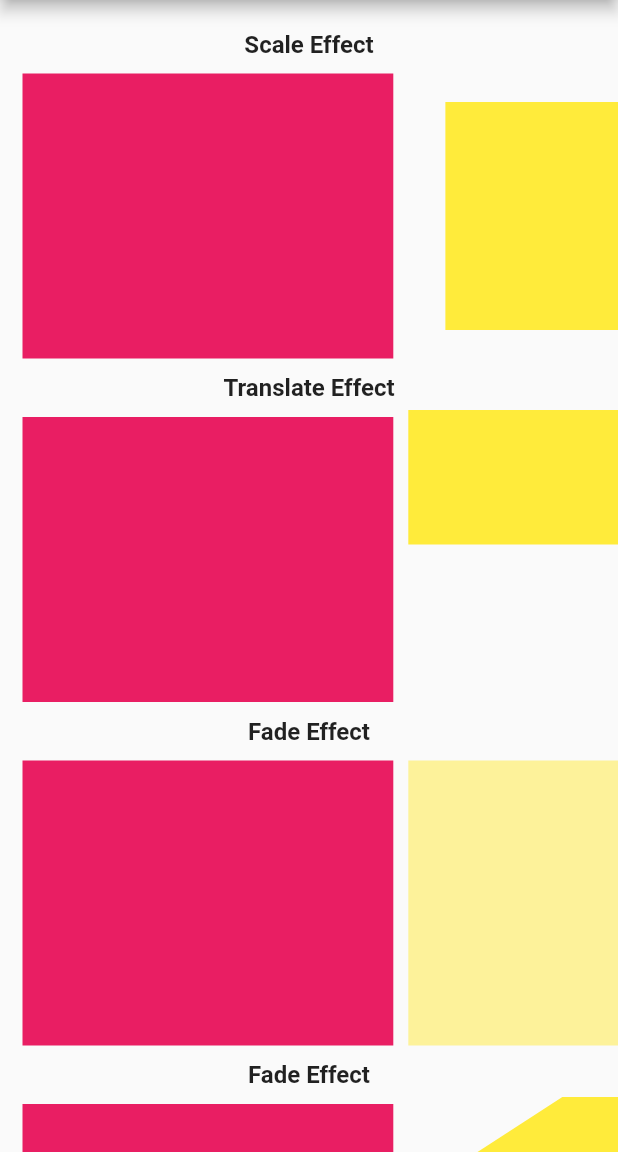
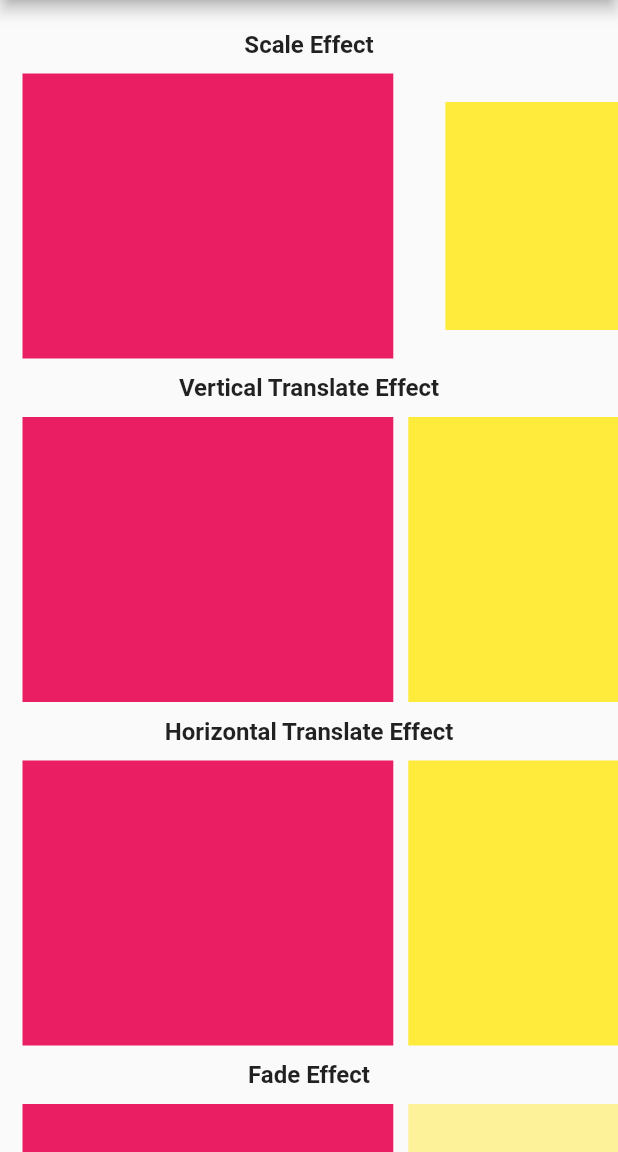
Before and after one commit to Conezi/animated_item, a Flutter app: the screen it shows after launch, after a tap on "Animated Item", on a phone screen of 412 x 824 dp, the part 84-1236 px from its top. Run offline on Flutter 3.47's test engine with Material 2 defaults, Android fonts, the light colour scheme and no system bars; our stand-ins replace plugin_platform_interface; missing offline and left inert: dart:html.

Commit message:
Modified translate_effect.dart

```diff
--- a/example/lib/main.dart
+++ b/example/lib/main.dart
@@ -17,8 +17,7 @@ class MyApp extends StatelessWidget {
             appBar: AppBar(
               title: const Text('AnimatedItem example app'),
             ),
-            body: Builder(
-              builder: (context) {
+            body: Builder(builder: (context) {
               return Center(
                 child: Column(
                   mainAxisAlignment: MainAxisAlignment.center,
@@ -39,7 +38,6 @@ class MyApp extends StatelessWidget {
                   ],
                 ),
               );
-              }
-            )));
+            })));
   }
 }
--- a/example/lib/src/animated_item_example.dart
+++ b/example/lib/src/animated_item_example.dart
@@ -11,7 +11,8 @@ class AnimatedItemExample extends StatefulWidget {
 
 class _AnimatedItemExampleState extends State<AnimatedItemExample> {
   final _scaleController = ScrollController();
-  final _translateController = ScrollController();
+  final _verticalTranslateController = ScrollController();
+  final _horizontalTranslateController = ScrollController();
   final _fadeController = ScrollController();
   final _rotateController = ScrollController();
   final colors = [
@@ -55,19 +56,42 @@ class _AnimatedItemExampleState extends State<AnimatedItemExample> {
                 },
               ),
             ),
-            const Label('Translate Effect'),
+            const Label('Vertical Translate Effect'),
             SizedBox(
               height: 200,
               child: ListView.builder(
                 itemCount: colors.length,
                 scrollDirection: Axis.horizontal,
-                controller: _translateController,
+                controller: _verticalTranslateController,
                 padding: const EdgeInsets.symmetric(horizontal: 10.0),
                 itemBuilder: (context, index) {
                   return AnimatedItem(
-                      controller: _translateController,
+                      controller: _verticalTranslateController,
                       index: index,
-                      effect: const TranslateEffect(animationAxis: Axis.vertical, start: 5),
+                      effect: const TranslateEffect(
+                          animationAxis: Axis.vertical, start: 5),
+                      child: Container(
+                        margin: const EdgeInsets.all(5.0),
+                        width: width,
+                        color: colors[index],
+                      ));
+                },
+              ),
+            ),
+            const Label('Horizontal Translate Effect'),
+            SizedBox(
+              height: 200,
+              child: ListView.builder(
+                itemCount: colors.length,
+                scrollDirection: Axis.horizontal,
+                controller: _horizontalTranslateController,
+                padding: const EdgeInsets.symmetric(horizontal: 10.0),
+                itemBuilder: (context, index) {
+                  return AnimatedItem(
+                      controller: _horizontalTranslateController,
+                      index: index,
+                      effect: const TranslateEffect(
+                          animationAxis: Axis.horizontal, start: 5),
                       child: Container(
                         margin: const EdgeInsets.all(5.0),
                         width: width,
@@ -97,7 +121,7 @@ class _AnimatedItemExampleState extends State<AnimatedItemExample> {
                 },
               ),
             ),
-            const Label('Fade Effect'),
+            const Label('Rotate Effect'),
             SizedBox(
               height: 200,
               child: ListView.builder(
--- a/lib/animated_item_method_channel.dart
+++ b/lib/animated_item_method_channel.dart
@@ -11,7 +11,8 @@ class MethodChannelAnimatedItem extends AnimatedItemPlatform {
 
   @override
   Future<String?> getPlatformVersion() async {
-    final version = await methodChannel.invokeMethod<String>('getPlatformVersion');
+    final version =
+        await methodChannel.invokeMethod<String>('getPlatformVersion');
     return version;
   }
 }
--- a/lib/effects/base_scroll_effect.dart
+++ b/lib/effects/base_scroll_effect.dart
@@ -1,8 +1,12 @@
-
 import 'package:flutter/material.dart';
 
-abstract class ScrollEffect{
+abstract class ScrollEffect {
   const ScrollEffect();
 
-  Widget buildEffect({required Widget child, required int index, required double position});
+  Widget buildEffect(
+      {required Widget child,
+      required int index,
+      required double position,
+      double? itemWidth,
+      double? itemHeight});
 }
--- a/lib/effects/fade_effect.dart
+++ b/lib/effects/fade_effect.dart
@@ -5,17 +5,23 @@ class FadeEffect extends ScrollEffect {
   /// Opacity determines how faded the item becomes.
   /// Higher numbers results to more fading.
   final double opacity;
-  const FadeEffect(
-      {this.opacity = 0.5})
-      : assert(opacity >= 0.0);
+  const FadeEffect({this.opacity = 0.5}) : assert(opacity >= 0.0);
 
   @override
   Widget buildEffect(
-      {required Widget child, required int index, required double position}) {
+      {required Widget child,
+      required int index,
+      required double position,
+      double? itemWidth,
+      double? itemHeight}) {
     double delta = (index - position).abs();
     double opacity = 1.0 - delta * this.opacity;
     return Opacity(
-      opacity: opacity < 0 ? 0 : opacity > 1 ? 1 : opacity,
+      opacity: opacity < 0
+          ? 0
+          : opacity > 1
+              ? 1
+              : opacity,
       child: child,
     );
   }
--- a/lib/effects/rotate_effect.dart
+++ b/lib/effects/rotate_effect.dart
@@ -4,13 +4,15 @@ import 'package:flutter/material.dart';
 class RotateEffect extends ScrollEffect {
   /// Adjust rotation angle as needed
   final double rotationAngle;
-  const RotateEffect(
-      {this.rotationAngle = 10})
-      : assert(rotationAngle >= 0.0);
+  const RotateEffect({this.rotationAngle = 10}) : assert(rotationAngle >= 0.0);
 
   @override
   Widget buildEffect(
-      {required Widget child, required int index, required double position}) {
+      {required Widget child,
+      required int index,
+      required double position,
+      double? itemWidth,
+      double? itemHeight}) {
     double delta = (index - position).abs();
     double rotationAngle = (0.0 - delta) * this.rotationAngle;
     return Transform.rotate(
--- a/lib/effects/scale_effect.dart
+++ b/lib/effects/scale_effect.dart
@@ -14,7 +14,11 @@ class ScaleEffect extends ScrollEffect {
 
   @override
   Widget buildEffect(
-      {required Widget child, required int index, required double position}) {
+      {required Widget child,
+      required int index,
+      required double position,
+      double? itemWidth,
+      double? itemHeight}) {
     double delta = (index - position).abs();
     double verticalScale = 1.0 - delta * this.verticalScale;
     double horizontalScale = 1.0 - delta * this.horizontalScale;
--- a/lib/effects/translate_effect.dart
+++ b/lib/effects/translate_effect.dart
@@ -4,24 +4,31 @@ import 'package:flutter/material.dart';
 class TranslateEffect extends ScrollEffect {
   final Axis animationAxis;
   final int start;
-  const TranslateEffect({this.start = 10, this.animationAxis = Axis.horizontal});
+  const TranslateEffect(
+      {this.start = 10, this.animationAxis = Axis.horizontal});
 
   @override
-  Widget buildEffect({required Widget child, required int index, required double position}) {
+  Widget buildEffect(
+      {required Widget child,
+      required int index,
+      required double position,
+      double? itemWidth,
+      double? itemHeight}) {
     return LayoutBuilder(
       builder: (BuildContext context, BoxConstraints constraints) {
+        //final size  = MediaQuery.of(context).size;
         double delta = (index - position).abs();
         double start = animationAxis == Axis.horizontal
-            ? (constraints.maxWidth * 0.105) * delta * this.start
-            : (constraints.maxHeight * 0.105) * delta * this.start;
+            ? ((itemWidth ?? constraints.maxWidth) * 0.105) * delta * this.start
+            : ((itemHeight ?? constraints.maxHeight) * 0.105) *
+                delta *
+                this.start;
         return Transform.translate(
             offset: (animationAxis == Axis.horizontal
                 ? Offset(start, 0)
                 : Offset(0, -start)),
-            child: child
-        );
+            child: child);
       },
     );
   }
-
 }
--- a/lib/src/animated_item.dart
+++ b/lib/src/animated_item.dart
@@ -6,10 +6,13 @@ import '../effects/scale_effect.dart';
 class AnimatedItem extends StatefulWidget {
   final ScrollController controller;
   final int index;
+
   /// Your list-view item widget
   final Widget child;
+
   /// Animated item scroll effect
   final ScrollEffect effect;
+
   /// Use this to build your ListView items and apply [effect]
   const AnimatedItem(
       {required this.controller,
@@ -25,6 +28,7 @@ class AnimatedItem extends StatefulWidget {
 class _AnimatedItemState extends State<AnimatedItem> {
   final GlobalKey _itemKey = GlobalKey();
   double _itemWidth = 0;
+  double _itemHeight = 0;
   double _itemPosition = 0.0;
 
   @override
@@ -41,6 +45,7 @@ class _AnimatedItemState extends State<AnimatedItem> {
       RenderBox renderBox =
           _itemKey.currentContext!.findRenderObject() as RenderBox;
       _itemWidth = renderBox.size.width;
+      _itemHeight = renderBox.size.height;
     }
   }
 
@@ -58,7 +63,11 @@ class _AnimatedItemState extends State<AnimatedItem> {
       key: _itemKey,
       animation: widget.controller,
       builder: (context, _) => widget.effect.buildEffect(
-          child: widget.child, index: widget.index, position: _itemPosition),
+          child: widget.child,
+          index: widget.index,
+          position: _itemPosition,
+          itemWidth: _itemWidth,
+          itemHeight: _itemHeight),
     );
   }
 }
--- a/lib/src/animated_page.dart
+++ b/lib/src/animated_page.dart
@@ -6,10 +6,13 @@ import '../effects/scale_effect.dart';
 class AnimatedPage extends StatefulWidget {
   final PageController controller;
   final int index;
+
   /// Your page-view page widget
   final Widget child;
+
   /// Animated page scroll effect
   final ScrollEffect effect;
+
   /// Use this to build your PageView pages and apply [effect]
   const AnimatedPage(
       {required this.controller,
@@ -49,7 +52,6 @@ class _AnimatedPageState extends State<AnimatedPage> {
     return AnimatedBuilder(
         animation: widget.controller,
         builder: (context, _) => widget.effect.buildEffect(
-          child: widget.child, index: widget.index, position: _pagePosition)
-    );
+            child: widget.child, index: widget.index, position: _pagePosition));
   }
 }
```
Also changed, not shown: example/lib/src/animated_page_example.dart (+36 -12 lines), lib/animated_item.dart (line endings or trailing spaces), 5 other files. Lines whose indentation alone changed are shown as unchanged.
